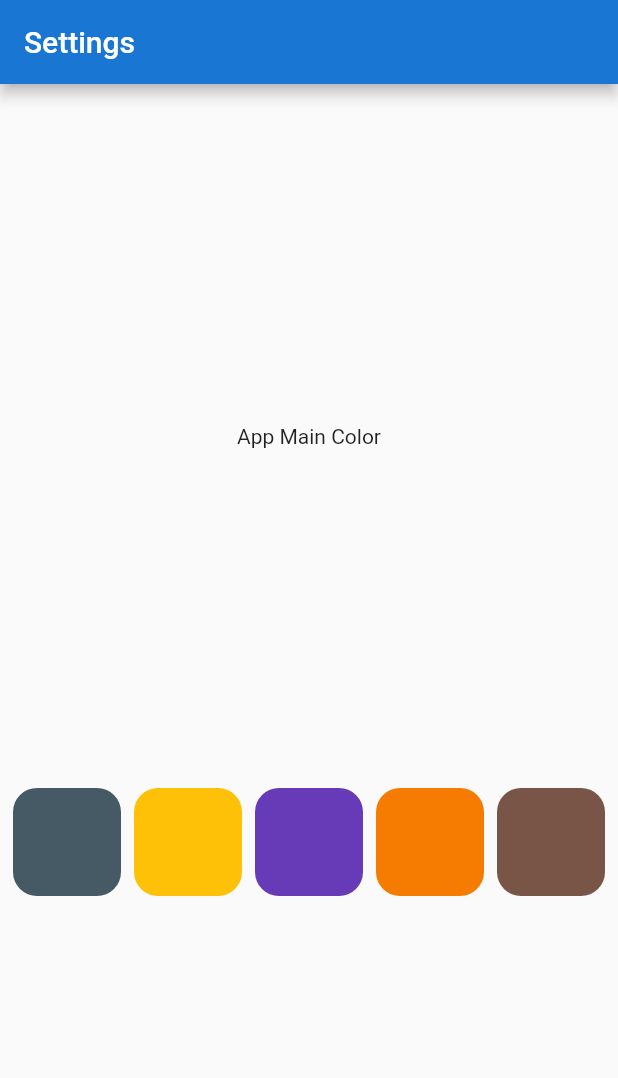
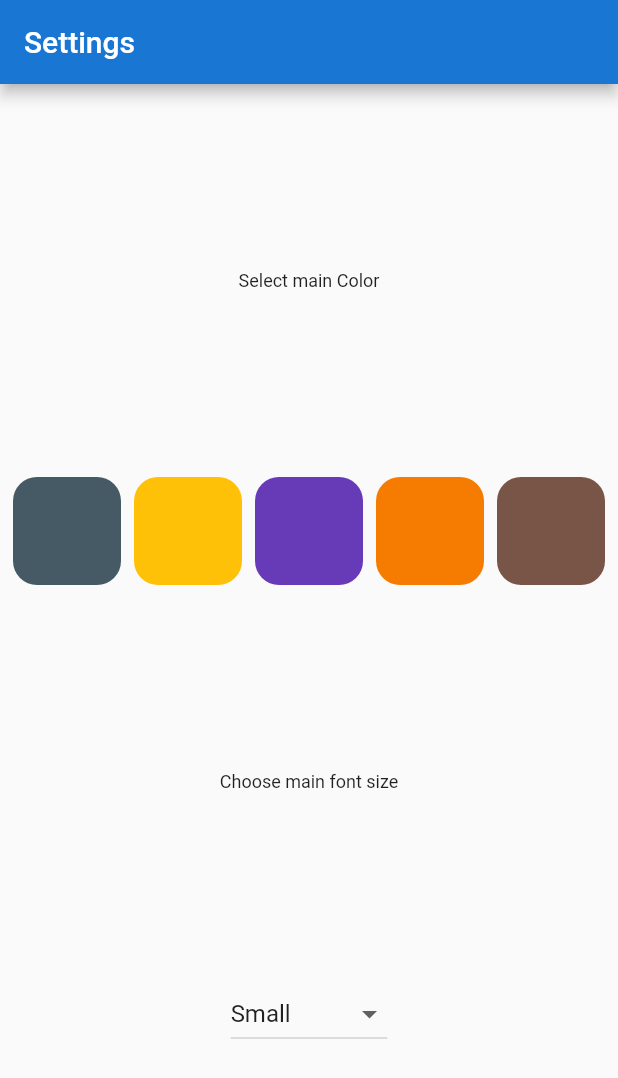
Before and after one commit to filipebezerra/globapp, a Flutter app: the screen it shows after launch, on a phone screen of 412 x 824 dp. Shown: the top 1078 px of the screen. Run offline on Flutter 3.47's test engine with Material 2 defaults, Android fonts, the phone set to English and light mode, and no system bars; our stand-ins replace shared_preferences.

Commit message:
User can also define setting font size.

```diff
--- a/lib/data/SharedPrefsSettings.dart
+++ b/lib/data/SharedPrefsSettings.dart
@@ -27,4 +27,12 @@ class SharedPrefsSettings {
   int getColor() {
     return _sharedPreferences.getInt(colorKey) ?? 0xff1976d2;
   }
+
+  Future setFontSize(double fontSize) async {
+    return await _sharedPreferences.setDouble(fontSizeKey, fontSize);
+  }
+
+  double getFontSize() {
+    return _sharedPreferences.getDouble(fontSizeKey) ?? 12;
+  }
 }
--- /dev/null
+++ b/lib/models/font_size.dart
@@ -0,0 +1,6 @@
+class FontSize {
+  String name;
+  double size;
+
+  FontSize(this.name, this.size);
+}
--- a/lib/screens/settings.dart
+++ b/lib/screens/settings.dart
@@ -1,5 +1,6 @@
 import 'package:flutter/material.dart';
 import '../data/SharedPrefsSettings.dart';
+import '../models/font_size.dart';
 
 class SettingsScreen extends StatefulWidget {
   @override
@@ -8,13 +9,19 @@ class SettingsScreen extends StatefulWidget {
 
 class _SettingsScreenState extends State<SettingsScreen> {
   int settingColor = 0xff1976d2;
-  double fontSize = 16;
+  double settingFontSize = 16;
   List<int> colors = [
     0xff455a64,
     0xffffc107,
     0xff673ab7,
     0xfff57c00,
     0xff795548
+  ];
+  List<FontSize> fontSizes = [
+    FontSize('Small', 12),
+    FontSize('Medium', 14),
+    FontSize('Large', 16),
+    FontSize('Extra-Large', 20),
   ];
   SharedPrefsSettings settings;
 
@@ -24,6 +31,7 @@ class _SettingsScreenState extends State<SettingsScreen> {
     settings.init().then((value) {
       setState(() {
         settingColor = settings.getColor();
+        settingFontSize = settings.getFontSize();
       });
     });
     super.initState();
@@ -39,7 +47,10 @@ class _SettingsScreenState extends State<SettingsScreen> {
       body: Column(
         mainAxisAlignment: MainAxisAlignment.spaceEvenly,
         children: [
-          Text("App Main Color"),
+          Text(
+            "Select main Color",
+            style: TextStyle(fontSize: settingFontSize),
+          ),
           Row(
             mainAxisAlignment: MainAxisAlignment.spaceEvenly,
             children: [
@@ -64,6 +75,26 @@ class _SettingsScreenState extends State<SettingsScreen> {
                 child: ColorSquare(colors[4]),
               ),
             ],
+          ),
+          Text(
+            "Choose main font size",
+            style: TextStyle(fontSize: settingFontSize),
+          ),
+          Row(
+            mainAxisAlignment: MainAxisAlignment.spaceEvenly,
+            children: [
+              DropdownButton<String>(
+                value: settingFontSize.toString(),
+                elevation: 16,
+                items: fontSizes.map<DropdownMenuItem<String>>((value) {
+                  return DropdownMenuItem<String>(
+                    value: value.size.toString(),
+                    child: Text(value.name),
+                  );
+                }).toList(),
+                onChanged: (v) => setFontSize(double.tryParse(v)),
+              )
+            ],
           )
         ],
       ),
@@ -71,9 +102,16 @@ class _SettingsScreenState extends State<SettingsScreen> {
   }
 
   void setColor(int color) {
+    settings.setColor(color);
     setState(() {
       settingColor = color;
-      settings.setColor(color);
+    });
+  }
+
+  void setFontSize(double newFontSize) {
+    settings.setFontSize(newFontSize);
+    setState(() {
+      settingFontSize = newFontSize;
     });
   }
 }
```
